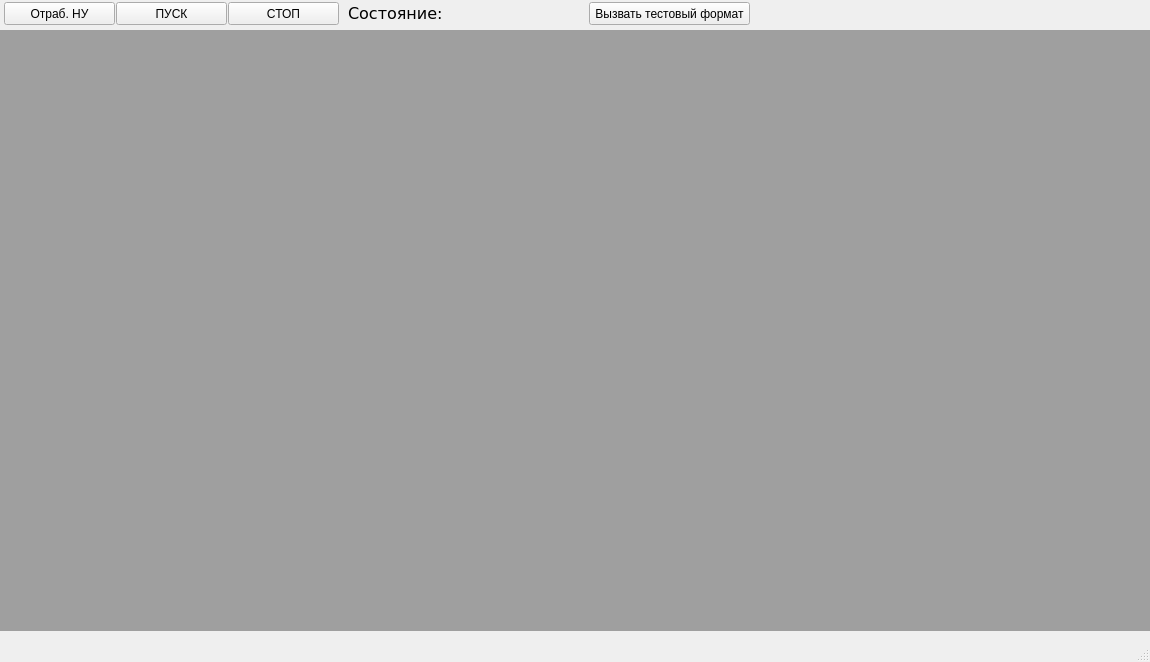
Qt form STR/str.ui (iambarsik/QtSTR) before a commit.
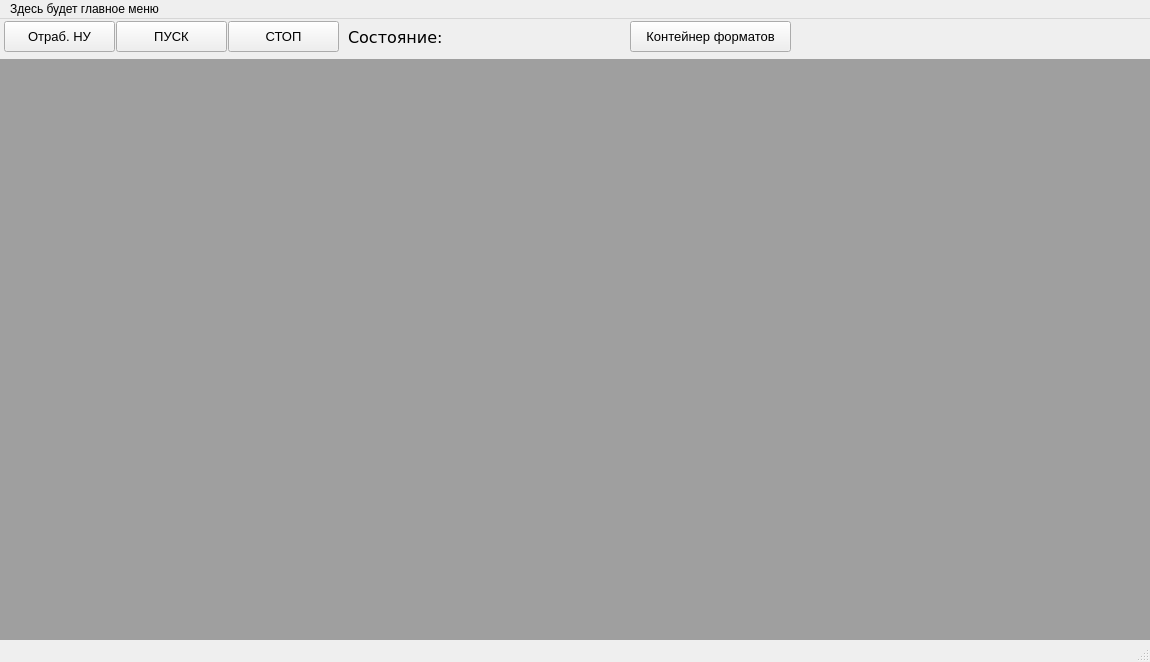
The same form after that commit.

Diff of the .ui file:
```diff
--- a/STR/str.ui
+++ b/STR/str.ui
@@ -20,9 +20,14 @@
       <x>116</x>
       <y>2</y>
       <width>111</width>
-      <height>23</height>
+      <height>31</height>
      </rect>
     </property>
+    <property name="font">
+     <font>
+      <pointsize>10</pointsize>
+     </font>
+    </property>
     <property name="text">
      <string>ПУСК</string>
     </property>
@@ -31,7 +36,7 @@
     <property name="geometry">
      <rect>
       <x>348</x>
-      <y>5</y>
+      <y>10</y>
       <width>261</width>
       <height>16</height>
      </rect>
@@ -49,10 +54,10 @@
    <widget class="QMdiArea" name="mdiArea">
     <property name="geometry">
      <rect>
-      <x>-1</x>
-      <y>30</y>
+      <x>0</x>
+      <y>40</y>
       <width>1151</width>
-      <height>601</height>
+      <height>591</height>
      </rect>
     </property>
     <property name="layoutDirection">
@@ -65,14 +70,21 @@
    <widget class="QPushButton" name="pushButtonTest">
     <property name="geometry">
      <rect>
-      <x>589</x>
+      <x>630</x>
       <y>2</y>
       <width>161</width>
-      <height>23</height>
+      <height>31</height>
      </rect>
     </property>
+    <property name="font">
+     <font>
+      <pointsize>10</pointsize>
+      <weight>50</weight>
+      <bold>false</bold>
+     </font>
+    </property>
     <property name="text">
-     <string>Вызвать тестовый формат</string>
+     <string>Контейнер форматов</string>
     </property>
    </widget>
    <widget class="QPushButton" name="pushButtonStop">
@@ -81,9 +93,14 @@
       <x>228</x>
       <y>2</y>
       <width>111</width>
-      <height>23</height>
+      <height>31</height>
      </rect>
     </property>
+    <property name="font">
+     <font>
+      <pointsize>10</pointsize>
+     </font>
+    </property>
     <property name="text">
      <string>СТОП</string>
     </property>
@@ -94,9 +111,14 @@
       <x>4</x>
       <y>2</y>
       <width>111</width>
-      <height>23</height>
+      <height>31</height>
      </rect>
     </property>
+    <property name="font">
+     <font>
+      <pointsize>10</pointsize>
+     </font>
+    </property>
     <property name="text">
      <string>Отраб. НУ</string>
     </property>
@@ -111,6 +133,16 @@
      <height>22</height>
     </rect>
    </property>
+   <widget class="QMenu" name="menu">
+    <property name="title">
+     <string>Здесь будет главное меню</string>
+    </property>
+    <addaction name="action_1"/>
+    <addaction name="action_2"/>
+    <addaction name="action_3"/>
+    <addaction name="action"/>
+   </widget>
+   <addaction name="menu"/>
   </widget>
   <widget class="QStatusBar" name="statusbar"/>
  </widget>
```
Left out of the diff: 20 changed lines with no effect on the pictures.
